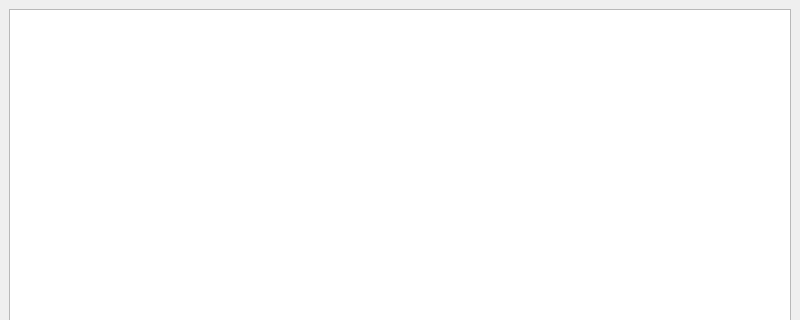
This is src/mainwindow.ui in jfouche/bbm as Qt 5 draws it before an edit; both pictures show x 0 to 800 and y 0 to 320 of the 800 by 600 pixel window. The edited form follows.
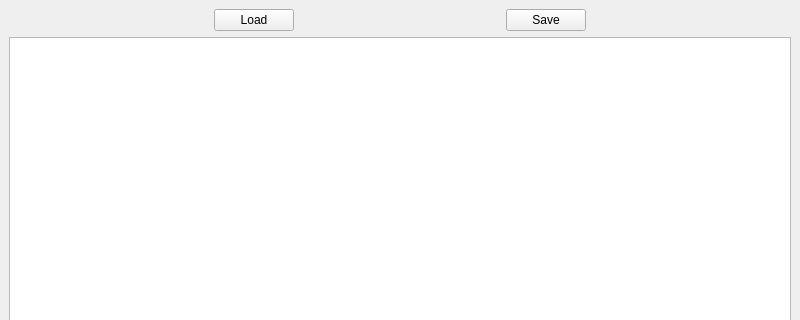
This is the edited form.

Commit message: Manage project load / save Added small buildblock base classes

What changed in the file:
```diff
--- a/src/mainwindow.ui
+++ b/src/mainwindow.ui
@@ -15,6 +15,63 @@
   </property>
   <widget class="QWidget" name="centralwidget">
    <layout class="QVBoxLayout" name="verticalLayout">
+    <item>
+     <layout class="QHBoxLayout" name="horizontalLayout_2">
+      <item>
+       <spacer name="horizontalSpacer_6">
+        <property name="orientation">
+         <enum>Qt::Horizontal</enum>
+        </property>
+        <property name="sizeHint" stdset="0">
+         <size>
+          <width>40</width>
+          <height>20</height>
+         </size>
+        </property>
+       </spacer>
+      </item>
+      <item>
+       <widget class="QPushButton" name="btnLoad">
+        <property name="text">
+         <string>Load</string>
+        </property>
+       </widget>
+      </item>
+      <item>
+       <spacer name="horizontalSpacer_5">
+        <property name="orientation">
+         <enum>Qt::Horizontal</enum>
+        </property>
+        <property name="sizeHint" stdset="0">
+         <size>
+          <width>40</width>
+          <height>20</height>
+         </size>
+        </property>
+       </spacer>
+      </item>
+      <item>
+       <widget class="QPushButton" name="btnSave">
+        <property name="text">
+         <string>Save</string>
+        </property>
+       </widget>
+      </item>
+      <item>
+       <spacer name="horizontalSpacer_4">
+        <property name="orientation">
+         <enum>Qt::Horizontal</enum>
+        </property>
+        <property name="sizeHint" stdset="0">
+         <size>
+          <width>40</width>
+          <height>20</height>
+         </size>
+        </property>
+       </spacer>
+      </item>
+     </layout>
+    </item>
     <item>
      <widget class="QListView" name="listProjects">
       <property name="viewMode">
```
Left out of the diff: 10 changed lines with no effect on the pictures. The commit also changes 13 other files.
